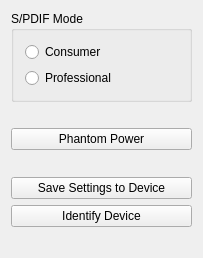
adiknoth/ffado, file libffado/support/mixer-qt4/ffado/mixer/audiofire_settings.ui: the form before one commit.
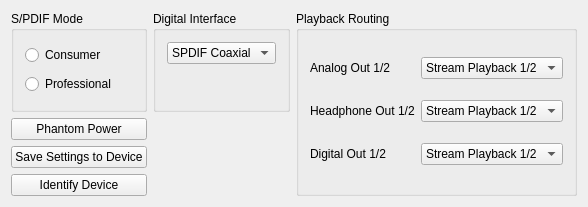
The form after the commit.

Commit message: fireworks: add a GUI interface for control of playback routing and configuration of the digital audio interface (SPDIF).  The control code used by this was added in r2392-r2395 and r2389 respectively.  Collectively these patches are expected to permit the closure of ticket #335.  Patch from Takashi Sakamoto.

Diff of the .ui file:
```diff
--- a/libffado/support/mixer-qt4/ffado/mixer/audiofire_settings.ui
+++ b/libffado/support/mixer-qt4/ffado/mixer/audiofire_settings.ui
@@ -23,12 +23,21 @@
    <rect>
     <x>0</x>
     <y>0</y>
-    <width>203</width>
-    <height>258</height>
+    <width>534</width>
+    <height>207</height>
    </rect>
   </property>
-  <layout class="QVBoxLayout">
+  <layout class="QHBoxLayout" name="horizontalLayout">
    <item>
+    <layout class="QGridLayout" name="gridLayout_2">
+     <item row="2" column="0">
+      <widget class="QPushButton" name="btnSaveSettings">
+       <property name="text">
+        <string>Save Settings to Device</string>
+       </property>
+      </widget>
+     </item>
+     <item row="0" column="0">
     <widget class="QGroupBox" name="groupBox">
      <property name="title">
       <string>S/PDIF Mode</string>
@@ -51,23 +60,7 @@
      </layout>
     </widget>
    </item>
-   <item>
-    <spacer>
-     <property name="orientation">
-      <enum>Qt::Vertical</enum>
-     </property>
-     <property name="sizeType">
-      <enum>QSizePolicy::Expanding</enum>
-     </property>
-     <property name="sizeHint" stdset="0">
-      <size>
-       <width>41</width>
-       <height>16</height>
-      </size>
-     </property>
-    </spacer>
-   </item>
-   <item>
+     <item row="1" column="0">
     <widget class="QPushButton" name="btnPhantom">
      <property name="text">
       <string>Phantom Power</string>
@@ -77,51 +70,129 @@
      </property>
     </widget>
    </item>
-   <item>
-    <spacer>
-     <property name="orientation">
-      <enum>Qt::Vertical</enum>
-     </property>
-     <property name="sizeType">
-      <enum>QSizePolicy::Expanding</enum>
-     </property>
-     <property name="sizeHint" stdset="0">
-      <size>
-       <width>41</width>
-       <height>16</height>
-      </size>
-     </property>
-    </spacer>
-   </item>
-   <item>
-    <widget class="QPushButton" name="btnSaveSettings">
-     <property name="text">
-      <string>Save Settings to Device</string>
-     </property>
-    </widget>
-   </item>
-   <item>
+     <item row="3" column="0">
     <widget class="QPushButton" name="btnIdentify">
      <property name="text">
       <string>Identify Device</string>
      </property>
     </widget>
    </item>
+     <item row="0" column="1">
+      <widget class="QGroupBox" name="DigIface">
+       <property name="title">
+        <string>Digital Interface</string>
+       </property>
+       <layout class="QFormLayout" name="formLayout">
+        <item row="0" column="0" colspan="2">
+         <widget class="QComboBox" name="cmbDigIface">
    <item>
-    <spacer>
-     <property name="orientation">
-      <enum>Qt::Vertical</enum>
-     </property>
-     <property name="sizeType">
-      <enum>QSizePolicy::Expanding</enum>
-     </property>
-     <property name="sizeHint" stdset="0">
-      <size>
-       <width>41</width>
-       <height>16</height>
-      </size>
-     </property>
-    </spacer>
+           <property name="text">
+            <string>SPDIF Coaxial</string>
+           </property>
+          </item>
+          <item>
+           <property name="text">
+            <string>SPDIF Optical</string>
+           </property>
+          </item>
+          <item>
+           <property name="text">
+            <string>ADAT Optical</string>
+           </property>
+          </item>
+         </widget>
+        </item>
+       </layout>
+      </widget>
+     </item>
+    </layout>
+   </item>
+   <item>
+    <widget class="QGroupBox" name="PlbkRoute">
+     <property name="title">
+      <string>Playback Routing</string>
+     </property>
+     <layout class="QGridLayout" name="gridLayout">
+      <item row="0" column="0">
+       <widget class="QLabel" name="label">
+        <property name="text">
+         <string>Analog Out 1/2</string>
+        </property>
+       </widget>
+      </item>
+      <item row="0" column="1">
+       <widget class="QComboBox" name="cmbRoute1">
+        <item>
+         <property name="text">
+          <string>Stream Playback 1/2</string>
+         </property>
+        </item>
+        <item>
+         <property name="text">
+          <string>Stream Playback 3/4</string>
+         </property>
+        </item>
+        <item>
+         <property name="text">
+          <string>Stream Playback 5/6</string>
+         </property>
+        </item>
+       </widget>
+      </item>
+      <item row="1" column="0">
+       <widget class="QLabel" name="labelRoute2">
+        <property name="text">
+         <string>Headphone Out 1/2</string>
+        </property>
+       </widget>
+      </item>
+      <item row="1" column="1">
+       <widget class="QComboBox" name="cmbRoute2">
+        <item>
+         <property name="text">
+          <string>Stream Playback 1/2</string>
+         </property>
+        </item>
+        <item>
+         <property name="text">
+          <string>Stream Playback 3/4</string>
+         </property>
+        </item>
+        <item>
+         <property name="text">
+          <string>Stream Playback 5/6</string>
+         </property>
+        </item>
+       </widget>
+      </item>
+      <item row="2" column="0">
+       <widget class="QLabel" name="label_3">
+        <property name="text">
+         <string>Digital Out 1/2</string>
+        </property>
+       </widget>
+      </item>
+      <item row="2" column="1">
+       <widget class="QComboBox" name="cmbRoute3">
+        <item>
+         <property name="text">
+          <string>Stream Playback 1/2</string>
+         </property>
+        </item>
+        <item>
+         <property name="text">
+          <string>Stream Playback 3/4</string>
+         </property>
+        </item>
+        <item>
+         <property name="text">
+          <string>Stream Playback 5/6</string>
+         </property>
+        </item>
+       </widget>
+      </item>
+     </layout>
+    </widget>
    </item>
   </layout>
  </widget>
```
Left out of the diff: 4 changed lines with no effect on the pictures. Lines whose indentation alone changed are shown as unchanged. The commit also changes 1 other file.
